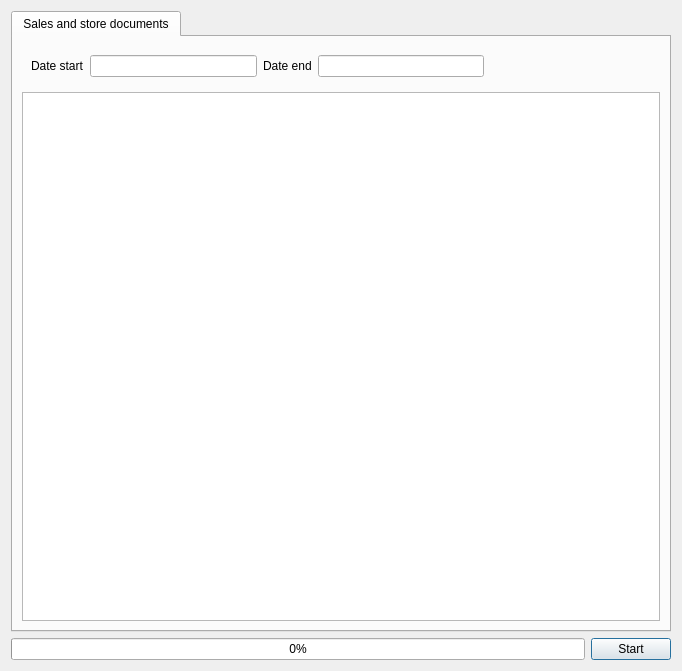
Above: FrontDesk/c5datasynchronize.ui from End1-1/Cafe5 before the change. Below: the same form after it.
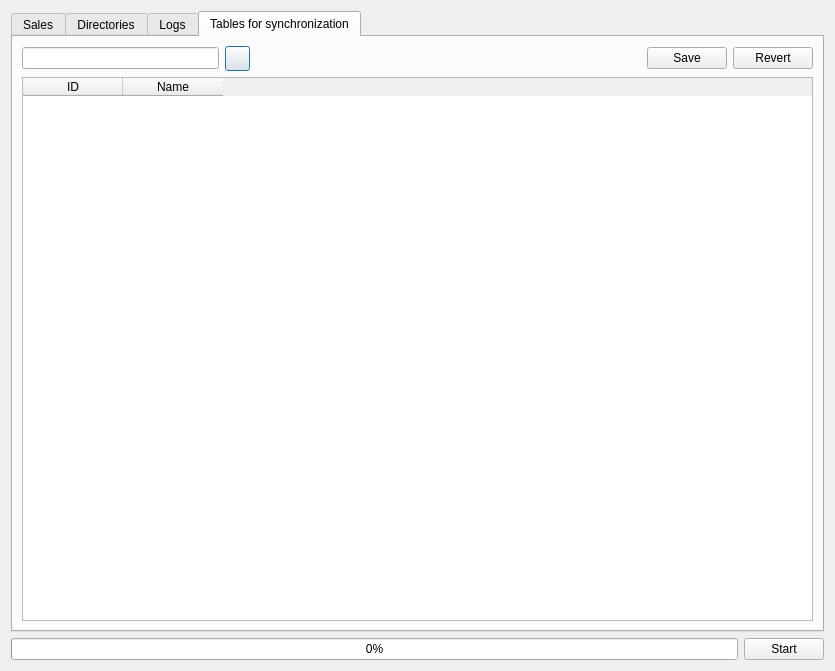
That is the form after the change. The open tabs and pages were chosen to show the change. Icons and pictures are not drawn. Custom widgets are drawn as their Qt base class.

Diff of the .ui file:
```diff
--- a/FrontDesk/c5datasynchronize.ui
+++ b/FrontDesk/c5datasynchronize.ui
@@ -6,7 +6,7 @@
    <rect>
     <x>0</x>
     <y>0</y>
-    <width>682</width>
+    <width>835</width>
     <height>671</height>
    </rect>
   </property>
@@ -21,7 +21,7 @@
      </property>
      <widget class="QWidget" name="tab">
       <attribute name="title">
-       <string>Sales and store documents</string>
+       <string>Sales</string>
       </attribute>
       <layout class="QVBoxLayout" name="verticalLayout_2">
        <item>
@@ -68,6 +68,163 @@
        </item>
       </layout>
      </widget>
+     <widget class="QWidget" name="tab_2">
+      <attribute name="title">
+       <string>Directories</string>
+      </attribute>
+      <layout class="QVBoxLayout" name="verticalLayout_3">
+       <item>
+        <widget class="C5TableWidget" name="tblUp">
+         <column>
+          <property name="text">
+           <string>Database</string>
+          </property>
+         </column>
+         <column>
+          <property name="text">
+           <string>Last update time</string>
+          </property>
+         </column>
+         <column>
+          <property name="text">
+           <string>Changes</string>
+          </property>
+         </column>
+         <column>
+          <property name="text">
+           <string>Complete</string>
+          </property>
+         </column>
+         <column>
+          <property name="text">
+           <string>Message</string>
+          </property>
+         </column>
+        </widget>
+       </item>
+      </layout>
+     </widget>
+     <widget class="QWidget" name="tab_3">
+      <attribute name="title">
+       <string>Logs</string>
+      </attribute>
+      <layout class="QVBoxLayout" name="verticalLayout_4">
+       <item>
+        <widget class="QPlainTextEdit" name="teLog"/>
+       </item>
+      </layout>
+     </widget>
+     <widget class="QWidget" name="tab_4">
+      <attribute name="title">
+       <string>Tables for synchronization</string>
+      </attribute>
+      <layout class="QVBoxLayout" name="verticalLayout_5">
+       <item>
+        <widget class="QWidget" name="widget_3" native="true">
+         <layout class="QHBoxLayout" name="horizontalLayout_3">
+          <property name="leftMargin">
+           <number>0</number>
+          </property>
+          <property name="topMargin">
+           <number>0</number>
+          </property>
+          <property name="rightMargin">
+           <number>0</number>
+          </property>
+          <property name="bottomMargin">
+           <number>0</number>
+          </property>
+          <item>
+           <widget class="C5LineEdit" name="leAddSyncTable">
+            <property name="maximumSize">
+             <size>
+              <width>200</width>
+              <height>16777215</height>
+             </size>
+            </property>
+           </widget>
+          </item>
+          <item>
+           <widget class="QPushButton" name="btnAddSyncTable">
+            <property name="minimumSize">
+             <size>
+              <width>25</width>
+              <height>25</height>
+             </size>
+            </property>
+            <property name="maximumSize">
+             <size>
+              <width>25</width>
+              <height>25</height>
+             </size>
+            </property>
+            <property name="text">
+             <string/>
+            </property>
+            <property name="icon">
+             <iconset resource="../resources/res.qrc">
+              <normaloff>:/add.png</normaloff>:/add.png</iconset>
+            </property>
+           </widget>
+          </item>
+          <item>
+           <spacer name="horizontalSpacer_2">
+            <property name="orientation">
+             <enum>Qt::Horizontal</enum>
+            </property>
+            <property name="sizeHint" stdset="0">
+             <size>
+              <width>391</width>
+              <height>20</height>
+             </size>
+            </property>
+           </spacer>
+          </item>
+          <item>
+           <widget class="QPushButton" name="btnSaveSyncTables">
+            <property name="text">
+             <string>Save</string>
+            </property>
+           </widget>
+          </item>
+          <item>
+           <widget class="QPushButton" name="btnSaveSyncTables_2">
+            <property name="text">
+             <string>Revert</string>
+            </property>
+           </widget>
+          </item>
+         </layout>
+        </widget>
+       </item>
+       <item>
+        <widget class="C5TableWidget" name="tblSyncTables">
+         <property name="contextMenuPolicy">
+          <enum>Qt::CustomContextMenu</enum>
+         </property>
+         <property name="editTriggers">
+          <set>QAbstractItemView::NoEditTriggers</set>
+         </property>
+         <property name="selectionMode">
+          <enum>QAbstractItemView::SingleSelection</enum>
+         </property>
+         <property name="selectionBehavior">
+          <enum>QAbstractItemView::SelectRows</enum>
+         </property>
+         <column>
+          <property name="text">
+           <string>ID</string>
+          </property>
+         </column>
+         <column>
+          <property name="text">
+           <string>Name</string>
+          </property>
+         </column>
+        </widget>
+       </item>
+      </layout>
+     </widget>
     </widget>
    </item>
    <item>
@@ -120,6 +277,16 @@
   </layout>
  </widget>
  <customwidgets>
+  <customwidget>
+   <class>C5LineEdit</class>
+   <extends>QLineEdit</extends>
+   <header location="global">c5lineedit.h</header>
+  </customwidget>
+  <customwidget>
+   <class>C5TableWidget</class>
+   <extends>QTableWidget</extends>
+   <header location="global">c5tablewidget.h</header>
+  </customwidget>
   <customwidget>
    <class>C5DateEdit</class>
    <extends>QLineEdit</extends>
```
Left out of the diff: 14 changed lines with no effect on the pictures.
